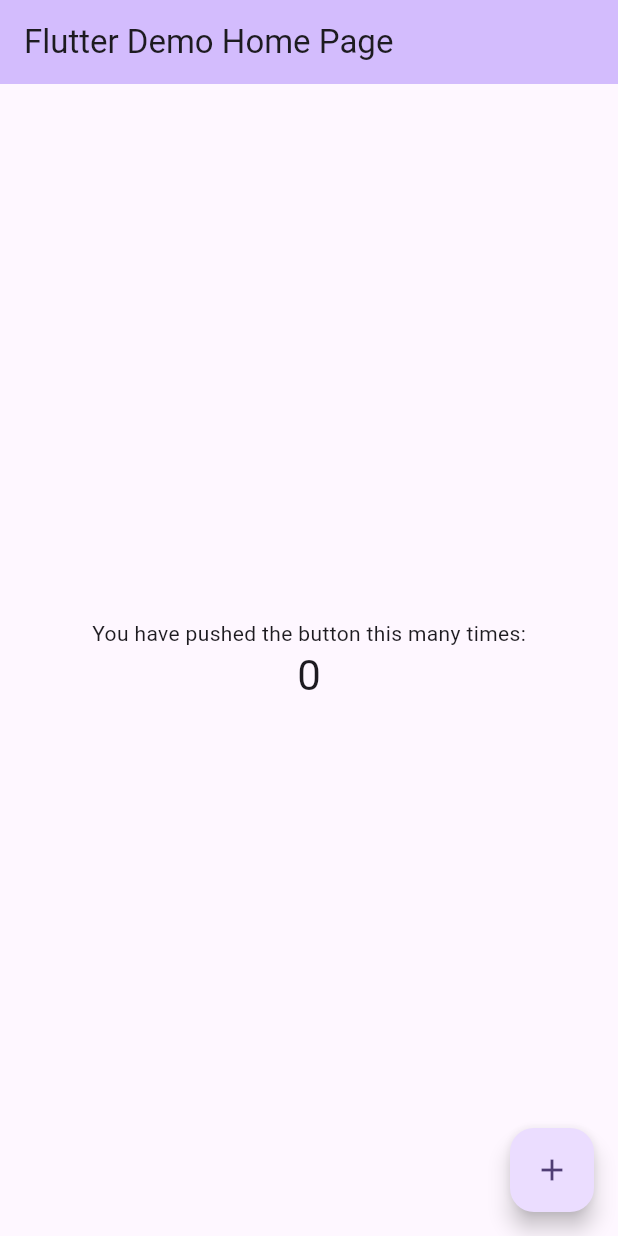
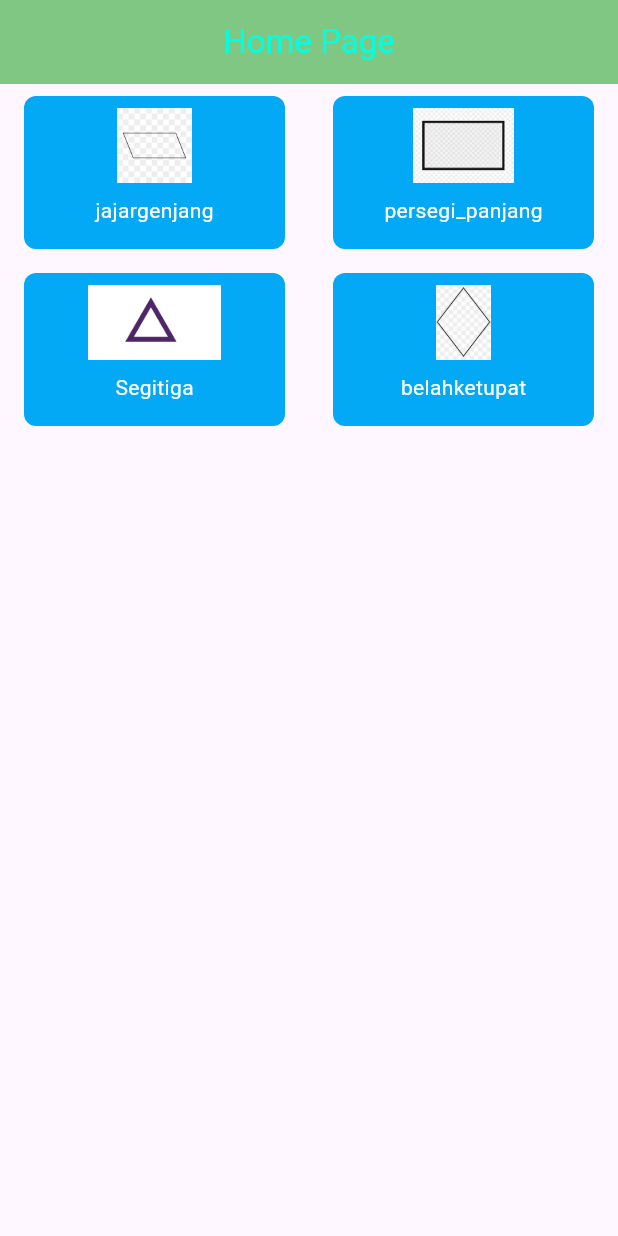
Before and after one commit to xzvn/bangun-datar, a Flutter app: the screen it shows after launch, on a phone screen of 412 x 824 dp. Run offline on Flutter 3.47's test engine with Material 2 defaults, Android fonts, the light colour scheme and no system bars.

Commit message:
custom coment

```diff
--- a/lib/main.dart
+++ b/lib/main.dart
@@ -1,3 +1,4 @@
+import 'package:bangun_datar_kelasc/page/home_page.dart';
 import 'package:flutter/material.dart';
 
 void main() {
@@ -31,7 +32,7 @@ class MyApp extends StatelessWidget {
         colorScheme: ColorScheme.fromSeed(seedColor: Colors.deepPurple),
         useMaterial3: true,
       ),
-      home: const MyHomePage(title: 'Flutter Demo Home Page'),
+      home: HomePage()
     );
   }
 }
--- /dev/null
+++ b/lib/page/home_page.dart
@@ -0,0 +1,68 @@
+import 'package:flutter/material.dart';
+
+class HomePage extends StatelessWidget {
+  const HomePage({super.key});
+
+  @override
+  Widget build(BuildContext context) {
+    return Scaffold(
+      appBar: AppBar(
+        centerTitle: true,
+        title: Text(
+          "Home Page",
+          style: TextStyle(
+              color: Color(
+            0xff00ffe1,
+          )),
+        ),
+        backgroundColor: Colors.green.shade300,
+      ),
+
+    body: Column(children: [
+      Row(
+        children: [
+   Expanded(child: CustomMenu(title: "jajargenjang", imageAsset: "assets/jajargenjang.png"),),
+            Expanded(child: CustomMenu(title: "persegi_panjang", imageAsset: "assets/persegi panjang.jpg"),)
+      ],),
+    Row(
+    children: [
+      Expanded(child: CustomMenu(imageAsset: "assets/segitiga.png", title: "Segitiga"),),
+      Expanded(child: CustomMenu(imageAsset: "assets/belahketupst.jpg", title: "belahketupat"),)
+    ],),
+    ]
+    ),
+    );
+  }
+}
+
+class CustomMenu extends StatelessWidget {
+  const CustomMenu({
+    super.key, required this.imageAsset, required this.title,
+  });
+  final String imageAsset;
+  final String title;
+
+  @override
+  Widget build(BuildContext context) {
+    return Container(
+    margin: EdgeInsets.symmetric(
+    horizontal: 16, vertical: 8
+    ),
+    padding: EdgeInsets.symmetric(
+    horizontal: 16, vertical: 8
+    ),
+      width: 100,
+      decoration: BoxDecoration(color: Colors.lightBlue,
+      borderRadius: BorderRadius.all( Radius.circular(8))
+      ),
+      child: Column(
+    children: [
+      Image.asset(imageAsset,height: 50,),
+      Padding(
+        padding: const EdgeInsets.all(8.0),
+        child: Text(title,style: TextStyle(color: Colors.white),),
+      ),
+    ],
+      ));
+  }
+}
--- a/pubspec.yaml
+++ b/pubspec.yaml
@@ -59,7 +59,8 @@ flutter:
   uses-material-design: true
 
   # To add assets to your application, add an assets section, like this:
-  # assets:
+  assets:
+    - assets/
   #   - images/a_dot_burr.jpeg
   #   - images/a_dot_ham.jpeg
 
```
Also changed, not shown: assets/belahketupst.jpg (added), assets/jajargenjang.png (added), assets/persegi panjang.jpg (added), assets/persegi.png (added), assets/segitiga.png (added).
